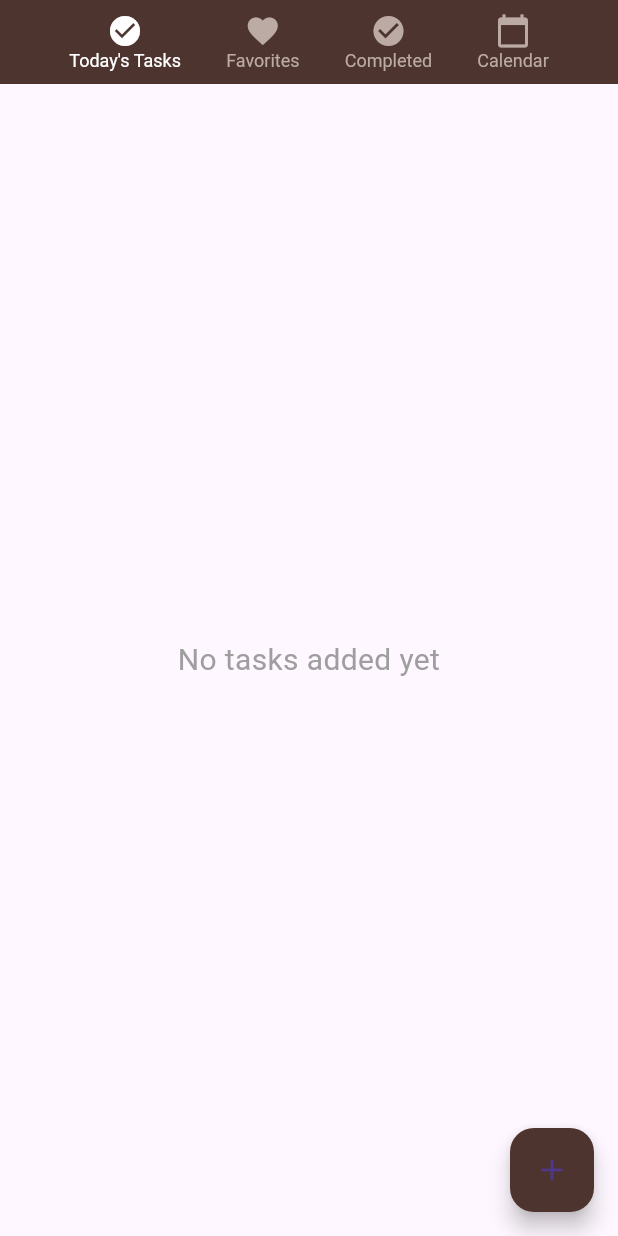
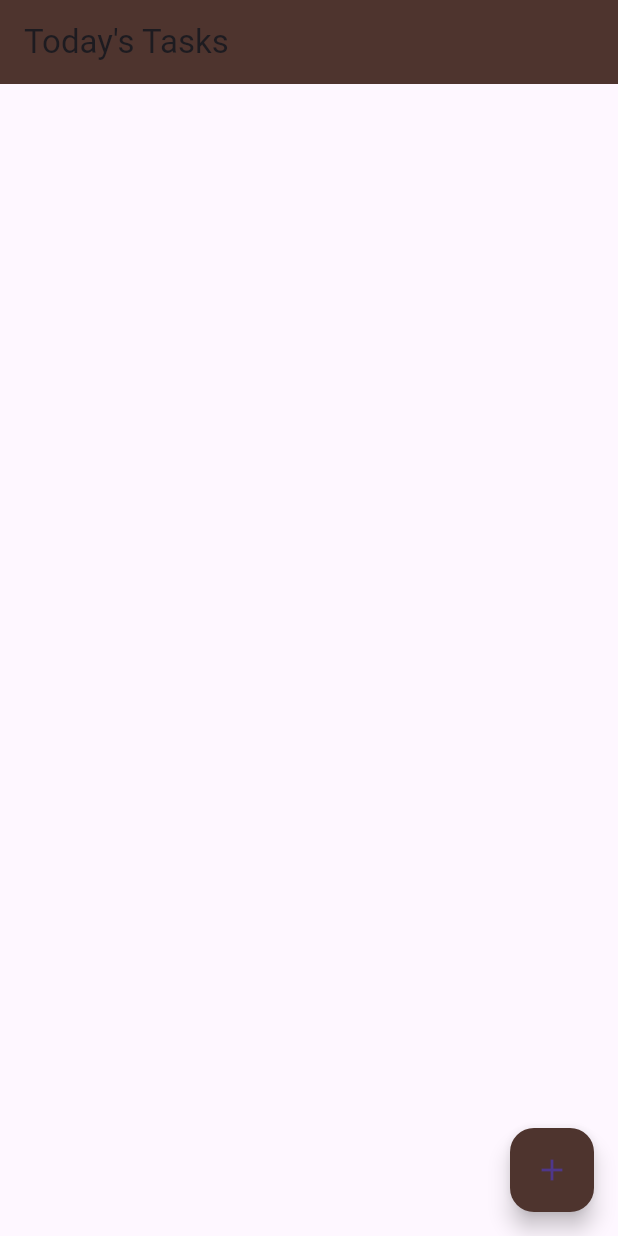
Before and after one commit to fizzzzaaa/task_management_app, a Flutter app: the TodayTaskPage screen opened directly, on a phone screen of 412 x 824 dp. Run offline on Flutter 3.47's test engine with Material 3 defaults, Android fonts, the phone set to English and light mode, and no system bars; our stand-ins replace hive, hive_flutter; accounts and stored records are empty.

Commit message:
updated elevatedbutton

```diff
--- a/lib/todaytask.dart
+++ b/lib/todaytask.dart
@@ -1,11 +1,24 @@
 import 'package:flutter/material.dart';
-import 'package:task_management_app/favorites_screen.dart';
-import 'package:task_management_app/completed_screen.dart';
-import 'package:task_management_app/calendar_screen.dart';
-import 'package:task_management_app/database.dart'; // Import DatabaseHelper
+import 'package:hive/hive.dart';
+import 'package:hive_flutter/hive_flutter.dart';
 import 'package:intl/intl.dart';
-import 'database.dart'; // Adjust the path if needed
+ // This line should be at the top
 
+@HiveType(typeId: 0)
+class Task {
+  @HiveField(0)
+  final String title;
+  @HiveField(1)
+  final String date;
+  @HiveField(2)
+  final String time;
+  @HiveField(3)
+  bool isFavorite;
+  @HiveField(4)
+  bool isCompleted;
+
+  Task({required this.title, required this.date, required this.time, this.isFavorite = false, this.isCompleted = false});
+}
 
 class TodayTaskPage extends StatefulWidget {
   @override
@@ -13,9 +26,8 @@ class TodayTaskPage extends StatefulWidget {
 }
 
 class _TodayTaskPageState extends State<TodayTaskPage> {
-  List<Map<String, dynamic>> tasks = []; // To hold the list of tasks from SQLite
-  final DatabaseHelper _dbHelper = DatabaseHelper(); // Database instance
-  int _selectedIndex = 0; // Default to Today Tasks tab
+  List<Task> tasks = []; // Use List<Task> instead of List<Map<String, dynamic>>
+  final Box<Task> _taskBox = Hive.box<Task>('tasks');
 
   @override
   void initState() {
@@ -23,30 +35,22 @@ class _TodayTaskPageState extends State<TodayTaskPage> {
     _loadTasksFromDatabase(); // Load tasks on initialization
   }
 
-  // Function to load tasks from the SQLite database
   Future<void> _loadTasksFromDatabase() async {
-    final data = await _dbHelper.getTasks();
     setState(() {
-      tasks = data;
+      tasks = _taskBox.values.toList(); // Get tasks from the Hive box
     });
   }
 
-  // Function to add a new task to the database and refresh the task list
-  void _addTask(String taskName, String date, String time) async {
-    await _dbHelper.insertTask({
-      'title': taskName,
-      'date': date,
-      'time': time,
-      'isFavorite': false,
-      'isCompleted': false,
-    });
-    _loadTasksFromDatabase();
+  void _addTask(String taskName, String date, String time) {
+    final newTask = Task(title: taskName, date: date, time: time);
+    _taskBox.add(newTask); // Add the task to the Hive box
+    _loadTasksFromDatabase(); // Reload tasks after addition
   }
 
   // Function to delete a task from the database and refresh the task list
-  void _deleteTask(int index) async {
-    await _dbHelper.deleteTask(tasks[index]['id']);
-    _loadTasksFromDatabase();
+  void _deleteTask(int index) {
+    _taskBox.deleteAt(index); // Delete task from Hive
+    _loadTasksFromDatabase(); // Refresh task list
   }
 
   // Function to show the input modal for adding a new task
@@ -126,9 +130,9 @@ class _TodayTaskPageState extends State<TodayTaskPage> {
 
   // Function to show the edit modal for updating a task
   void _showEditTaskModal(int index) {
-    String taskName = tasks[index]['title'];
-    String? date = tasks[index]['date'];
-    String? time = tasks[index]['time'];
+    String taskName = tasks[index].title;
+    String? date = tasks[index].date;
+    String? time = tasks[index].time;
 
     TextEditingController taskNameController = TextEditingController(text: taskName);
 
@@ -185,16 +189,21 @@ class _TodayTaskPageState extends State<TodayTaskPage> {
                 ElevatedButton(
                   onPressed: () {
                     if (taskNameController.text.isNotEmpty && date != null && time != null) {
-                      _dbHelper.updateTask({
-                        'id': tasks[index]['id'],
-                        'title': taskNameController.text,
-                        'date': date,
-                        'time': time,
-                        'isFavorite': tasks[index]['isFavorite'],
-                        'isCompleted': tasks[index]['isCompleted'],
-                      });
+                      final updatedTask = Task(
+                        title: taskNameController.text,
+                        date: date!, // Use ! to assert that date is not null
+                        time: time!, // Use ! to assert that time is not null
+                        isFavorite: tasks[index].isFavorite,
+                        isCompleted: tasks[index].isCompleted,
+                      );
+                      _taskBox.putAt(index, updatedTask); // Update task in Hive
                       _loadTasksFromDatabase();
                       Navigator.pop(context);
+                    } else {
+                      // Optionally, show an error message if date or time is null
+                      ScaffoldMessenger.of(context).showSnackBar(
+                        SnackBar(content: Text('Please fill in all fields.')),
+                      );
                     }
                   },
                   child: Text('Save Changes'),
@@ -202,6 +211,7 @@ class _TodayTaskPageState extends State<TodayTaskPage> {
                     backgroundColor: Colors.brown[800],
                   ),
                 ),
+
               ],
             ),
           ),
@@ -213,163 +223,48 @@ class _TodayTaskPageState extends State<TodayTaskPage> {
   // Dropdown menu for each task with options
   Widget _buildTaskMenu(int index) {
     return PopupMenuButton<String>(
-      icon: Icon(Icons.more_vert, color: Colors.white),
       onSelected: (value) {
-        if (value == 'Favorite') {
-          setState(() {
-            tasks[index]['isFavorite'] = !(tasks[index]['isFavorite'] ?? false);
-          });
-        } else if (value == 'Edit') {
+        if (value == 'Edit') {
           _showEditTaskModal(index);
         } else if (value == 'Delete') {
           _deleteTask(index);
-        } else if (value == 'Complete') {
-          setState(() {
-            tasks[index]['isCompleted'] = true;
-          });
         }
       },
-      itemBuilder: (BuildContext context) {
+      itemBuilder: (context) {
         return [
           PopupMenuItem(
-            value: 'Favorite',
-            child: ListTile(
-              leading: Icon(Icons.favorite, color: Colors.red),
-              title: Text('Favorite'),
-            ),
-          ),
-          PopupMenuItem(
             value: 'Edit',
-            child: ListTile(
-              leading: Icon(Icons.edit, color: Colors.blue),
-              title: Text('Edit'),
-            ),
+            child: Text('Edit'),
           ),
           PopupMenuItem(
             value: 'Delete',
-            child: ListTile(
-              leading: Icon(Icons.delete, color: Colors.red),
-              title: Text('Delete'),
-            ),
-          ),
-          PopupMenuItem(
-            value: 'Complete',
-            child: ListTile(
-              leading: Icon(Icons.check, color: Colors.green),
-              title: Text('Complete'),
-            ),
+            child: Text('Delete'),
           ),
         ];
       },
     );
   }
 
-  // Function to handle bottom navigation
-  void _onItemTapped(int index) {
-    switch (index) {
-      case 0:
-        Navigator.pushReplacement(
-          context,
-          MaterialPageRoute(builder: (context) => TodayTaskPage()),
-        );
-        break;
-      case 1:
-        Navigator.pushReplacement(
-          context,
-          MaterialPageRoute(builder: (context) => FavoritesScreen()),
-        );
-        break;
-      case 2:
-        Navigator.pushReplacement(
-          context,
-          MaterialPageRoute(builder: (context) => CompletedScreen()),
-        );
-        break;
-      case 3:
-        Navigator.pushReplacement(
-          context,
-          MaterialPageRoute(builder: (context) => CalendarScreen()),
-        );
-        break;
-    }
-  }
-
+  // Build method for rendering UI
   @override
   Widget build(BuildContext context) {
     return Scaffold(
       appBar: AppBar(
+        title: Text('Today\'s Tasks'),
         backgroundColor: Colors.brown[800],
-        title: Row(
-          mainAxisAlignment: MainAxisAlignment.spaceEvenly,
-          children: [
-            _buildNavButton(Icons.check_circle, 'Today\'s Tasks', 0),
-            _buildNavButton(Icons.favorite, 'Favorites', 1),
-            _buildNavButton(Icons.check_circle, 'Completed', 2),
-            _buildNavButton(Icons.calendar_today, 'Calendar', 3),
-          ],
       ),
-        automaticallyImplyLeading: false, // Removes back button
-      ),
-      body: tasks.isEmpty
-          ? Center(
-        child: Text(
-          'No tasks added yet',
-          style: TextStyle(fontSize: 20, color: Colors.grey),
-          textAlign: TextAlign.center,
-        ),
-      )
-          : Padding(
-        padding: const EdgeInsets.all(16.0),
-        child: Column(
-          crossAxisAlignment: CrossAxisAlignment.stretch,
-          children: [
-            Text(
-              'Today\'s Tasks',
-              style: TextStyle(fontSize: 24, fontWeight: FontWeight.bold),
-              textAlign: TextAlign.center,
-            ),
-            SizedBox(height: 10),
-            Expanded(
-              child: ListView.builder(
+      body: ListView.builder(
         itemCount: tasks.length,
         itemBuilder: (context, index) {
           return Card(
-                    elevation: 5,
+            margin: EdgeInsets.all(10),
             child: ListTile(
-                      title: Text(
-                        tasks[index]['title'],
-                        style: TextStyle(
-                          color: tasks[index]['isCompleted'] ? Colors.grey : Colors.black,
-                          decoration: tasks[index]['isCompleted']
-                              ? TextDecoration.lineThrough
-                              : TextDecoration.none,
-                        ),
-                      ),
-                      subtitle: Text(
-                        '${tasks[index]['date']} at ${tasks[index]['time']}',
-                        style: TextStyle(
-                          color: tasks[index]['isCompleted'] ? Colors.grey : Colors.black,
-                          decoration: tasks[index]['isCompleted']
-                              ? TextDecoration.lineThrough
-                              : TextDecoration.none,
-                        ),
-                      ),
+              title: Text(tasks[index].title),
+              subtitle: Text('${tasks[index].date} at ${tasks[index].time}'),
               trailing: _buildTaskMenu(index),
-                      leading: Checkbox(
-                        value: tasks[index]['isCompleted'],
-                        onChanged: (bool? value) {
-                          setState(() {
-                            tasks[index]['isCompleted'] = value ?? false;
-                          });
-                        },
-                      ),
             ),
           );
         },
-              ),
-            ),
-          ],
-        ),
       ),
       floatingActionButton: FloatingActionButton(
         onPressed: _showTaskInputModal,
@@ -378,28 +273,4 @@ class _TodayTaskPageState extends State<TodayTaskPage> {
       ),
     );
   }
-
-  // Helper function to build navigation buttons
-  Widget _buildNavButton(IconData icon, String label, int index) {
-    return GestureDetector(
-      onTap: () {
-        _onItemTapped(index);
-      },
-      child: Column(
-        children: [
-          Icon(
-            icon,
-            color: _selectedIndex == index ? Colors.white : Colors.brown[200],
-          ),
-          Text(
-            label,
-            style: TextStyle(
-              color: _selectedIndex == index ? Colors.white : Colors.brown[200],
-              fontSize: 12,
-            ),
-          ),
-        ],
-      ),
-    );
 }
-}
```
Lines whose indentation alone changed are shown as unchanged.
